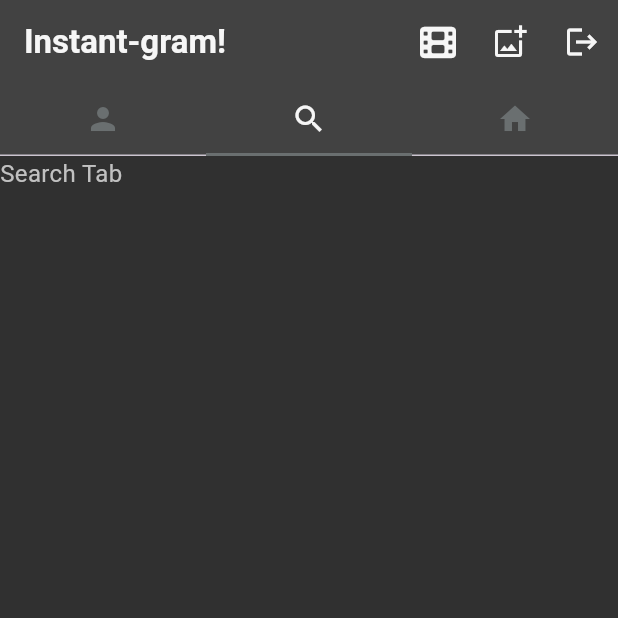
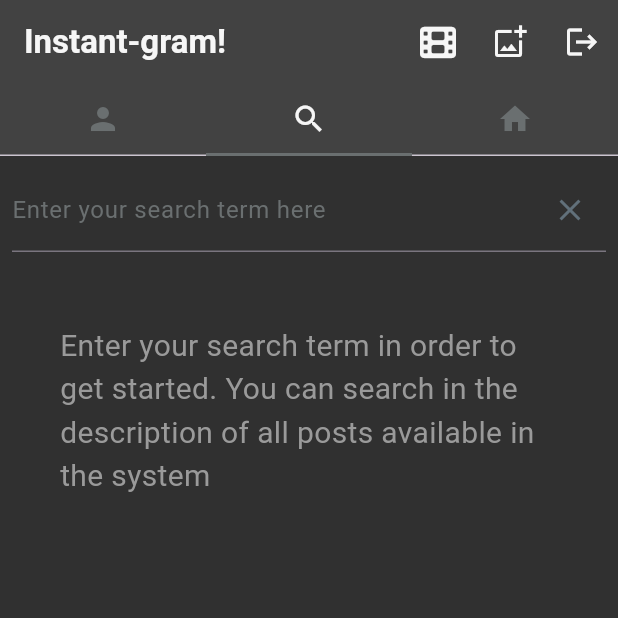
Before and after one commit to Matthaeuz/Indagram, a Flutter app: the HomeScreen screen opened directly, tab 2 chosen, on a phone screen of 412 x 824 dp, the top half of it. Run offline on Flutter 3.47's test engine with Material 2 defaults, Android fonts, the phone set to English and light mode, and no system bars; our stand-ins replace cloud_firestore, firebase_auth, firebase_core, flutter_riverpod, font_awesome_flutter, google_sign_in and 3 more; missing offline and left inert: video_thumbnail; accounts and stored records are empty.

Commit message:
added search tab ui

```diff
--- a/lib/constants.dart
+++ b/lib/constants.dart
@@ -38,4 +38,7 @@ class AppTexts {
   static const deleteCommentText =
       'Are you sure you want to delete this comment?';
   static const logOutText = 'Are you sure you want to log out of the app?';
+  static const searchFieldText = 'Enter your search term here';
+  static const noSearchedText =
+      'Enter your search term in order to get started. You can search in the description of all posts available in the system';
 }
--- a/lib/views/screens/comment_screen.dart
+++ b/lib/views/screens/comment_screen.dart
@@ -63,7 +63,7 @@ class _CommentScreenState extends State<CommentScreen> {
               widget.addComment(newComment);
               setState(() {
                 comments.add(newComment);
-                commentController.text = '';
+                commentController.clear();
               });
             },
             icon: const FaIcon(
--- a/lib/views/tabs/search_tab.dart
+++ b/lib/views/tabs/search_tab.dart
@@ -1,19 +1,147 @@
+import 'dart:io';
+
 import 'package:flutter/material.dart';
 import 'package:indagram/constants.dart';
+import 'package:indagram/state/models/post.dart';
+import 'package:indagram/views/screens/post_details_screen.dart';
+import 'package:indagram/views/widgets/video_thumb.dart';
 
-class SearchTab extends StatelessWidget {
+class SearchTab extends StatefulWidget {
   const SearchTab({super.key});
+
+  @override
+  State<SearchTab> createState() => _SearchTabState();
+}
+
+class _SearchTabState extends State<SearchTab> {
+  TextEditingController searchController = TextEditingController();
+  //temporary state management, test with descriptions here
+  List<Post> matchedPosts = [
+    // Post(
+    //   postId: '1',
+    //   media: '',
+    //   description: 'description',
+    //   isLikeAllowed: true,
+    //   isCommentAllowed: true,
+    //   isImage: true,
+    // ),
+    // Post(
+    //   postId: '1',
+    //   media: '',
+    //   description: 'description',
+    //   isLikeAllowed: true,
+    //   isCommentAllowed: true,
+    //   isImage: true,
+    // ),
+    // Post(
+    //   postId: '1',
+    //   media: '',
+    //   description: 'description',
+    //   isLikeAllowed: true,
+    //   isCommentAllowed: true,
+    //   isImage: true,
+    // ),
+    // Post(
+    //   postId: '1',
+    //   media: '',
+    //   description: 'description',
+    //   isLikeAllowed: true,
+    //   isCommentAllowed: true,
+    //   isImage: true,
+    // ),
+    // Post(
+    //   postId: '1',
+    //   media: '',
+    //   description: 'description',
+    //   isLikeAllowed: true,
+    //   isCommentAllowed: true,
+    //   isImage: true,
+    // ),
+  ];
 
   @override
   Widget build(BuildContext context) {
     return Container(
       color: AppColors.bodyColor,
-      child: const Text(
-        'Search Tab',
-        style: TextStyle(
-          color: AppColors.bodyTextColor,
-          fontSize: FontSizes.bodyFontSize,
-        ),
+      child: Column(
+        children: [
+          Padding(
+            padding: const EdgeInsets.all(8.0),
+            child: TextField(
+              controller: searchController,
+              cursorColor: AppColors.activeFieldColor,
+              style: const TextStyle(
+                color: AppColors.appBarFgColor,
+                fontSize: FontSizes.bodyFontSize,
+              ),
+              decoration: InputDecoration(
+                labelText: AppTexts.searchFieldText,
+                labelStyle: const TextStyle(
+                  color: AppColors.tabIndicatorColor,
+                ),
+                floatingLabelStyle: const TextStyle(
+                  color: AppColors.activeFieldColor,
+                ),
+                focusedBorder: const UnderlineInputBorder(
+                  borderSide: BorderSide(
+                    color: AppColors.activeFieldColor,
+                  ),
+                ),
+                suffixIcon: IconButton(
+                  onPressed: () {
+                    searchController.clear();
+                  },
+                  icon: const Icon(Icons.clear),
+                  color: AppColors.activeFieldColor,
+                ),
+              ),
+            ),
+          ),
+          matchedPosts.isEmpty
+              ? const Padding(
+                  padding: EdgeInsets.all(40.0),
+                  child: Text(
+                    AppTexts.noSearchedText,
+                    style: TextStyle(
+                      color: AppColors.noneColor,
+                      fontSize: FontSizes.noneFontSize,
+                    ),
+                  ),
+                )
+              : GridView.builder(
+                  shrinkWrap: true,
+                  padding: const EdgeInsets.all(8.0),
+                  gridDelegate: const SliverGridDelegateWithFixedCrossAxisCount(
+                    crossAxisCount: 3,
+                    mainAxisSpacing: 8,
+                    crossAxisSpacing: 8,
+                  ),
+                  itemCount: matchedPosts.length,
+                  itemBuilder: (_, int index) {
+                    final post = matchedPosts.elementAt(index);
+                    return InkWell(
+                      onTap: () {
+                        Navigator.push(
+                          context,
+                          MaterialPageRoute(
+                            builder: (context) => PostDetailsScreen(
+                              post: post,
+                            ),
+                          ),
+                        );
+                      },
+                      child: GridTile(
+                        child: post.isImage
+                            ? Image.file(
+                                File(post.media),
+                                fit: BoxFit.cover,
+                              )
+                            : VideoThumb(video: post.media),
+                      ),
+                    );
+                  },
+                ),
+        ],
       ),
     );
   }
```
